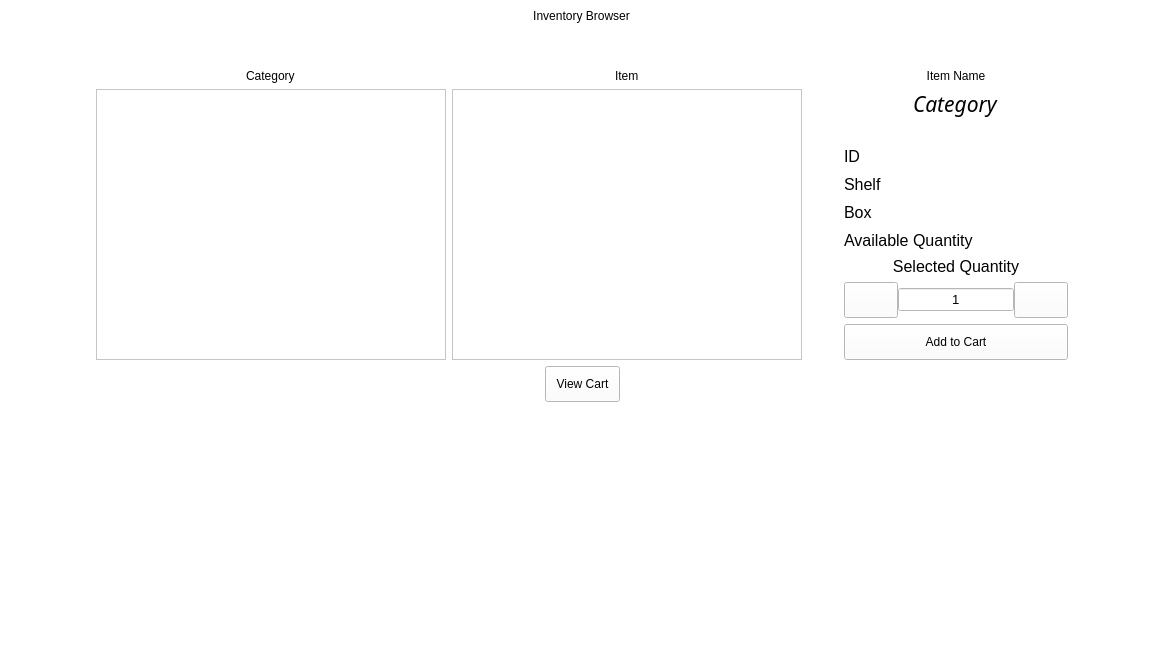
First picture: the form in inventory.ui, repository arc-bphc/sims-gui, before the edit.
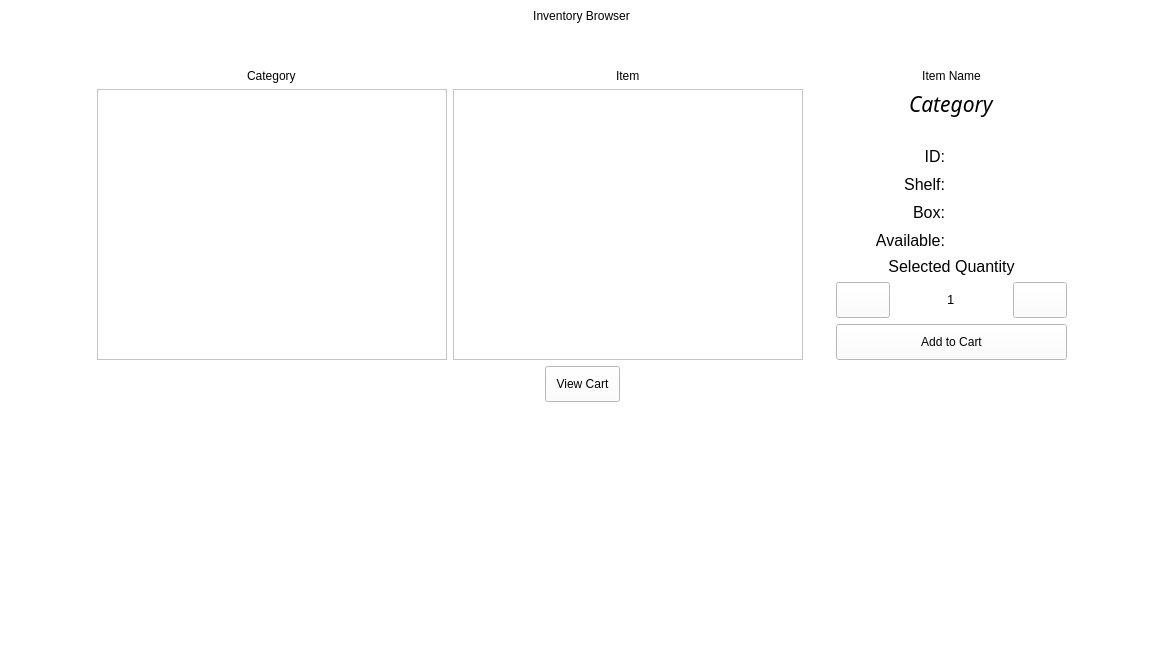
Second picture: the form after the edit. Icons and pictures are not drawn.

What changed in the file:
```diff
--- a/inventory.ui
+++ b/inventory.ui
@@ -96,7 +96,10 @@
            </font>
           </property>
           <property name="text">
-           <string>Available Quantity</string>
+           <string>Available:</string>
+          </property>
+          <property name="alignment">
+           <set>Qt::AlignRight|Qt::AlignTrailing|Qt::AlignVCenter</set>
           </property>
          </widget>
         </item>
@@ -110,7 +113,10 @@
            </font>
           </property>
           <property name="text">
-           <string>Box</string>
+           <string>Box:</string>
+          </property>
+          <property name="alignment">
+           <set>Qt::AlignRight|Qt::AlignTrailing|Qt::AlignVCenter</set>
           </property>
          </widget>
         </item>
@@ -124,7 +130,10 @@
            </font>
           </property>
           <property name="text">
-           <string>Shelf</string>
+           <string>Shelf:</string>
+          </property>
+          <property name="alignment">
+           <set>Qt::AlignRight|Qt::AlignTrailing|Qt::AlignVCenter</set>
           </property>
          </widget>
         </item>
@@ -162,7 +171,10 @@
            </font>
           </property>
           <property name="text">
-           <string>ID</string>
+           <string>ID:</string>
+          </property>
+          <property name="alignment">
+           <set>Qt::AlignRight|Qt::AlignTrailing|Qt::AlignVCenter</set>
           </property>
          </widget>
         </item>
@@ -193,17 +205,29 @@
           </item>
           <item>
            <widget class="QLineEdit" name="lineEdit">
+            <property name="sizePolicy">
+             <sizepolicy hsizetype="Fixed" vsizetype="Fixed">
+              <horstretch>0</horstretch>
+              <verstretch>0</verstretch>
+             </sizepolicy>
+            </property>
             <property name="font">
              <font>
               <pointsize>10</pointsize>
              </font>
             </property>
+            <property name="layoutDirection">
+             <enum>Qt::LeftToRight</enum>
+            </property>
             <property name="inputMethodHints">
              <set>Qt::ImhPreferNumbers|Qt::ImhSensitiveData</set>
             </property>
             <property name="text">
              <string>1</string>
             </property>
+            <property name="frame">
+             <bool>false</bool>
+            </property>
             <property name="alignment">
              <set>Qt::AlignCenter</set>
             </property>
```
